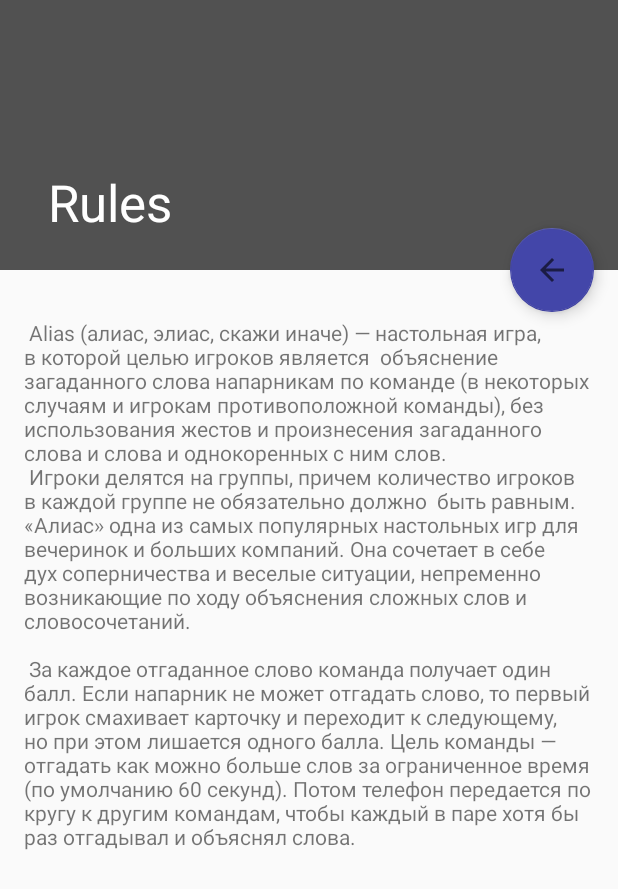
After one commit to Multizone/Alias_Project, an Android app: the Rules screen opened directly, with no data from a screen before it, on a phone screen of 412 x 824 dp. The commit adds this screen. Shown: the top 889 px of the screen. Run offline under Robolectric (Android 15) with nearby library versions, the phone set to English and light mode, and no system bars.

Commit message:
second commit

```diff
--- a/app/build.gradle
+++ b/app/build.gradle
@@ -10,6 +10,12 @@ android {
         versionName "1.0"
         testInstrumentationRunner "android.support.test.runner.AndroidJUnitRunner"
     }
+
+    lintOptions {
+        disable 'GoogleAppIndexingWarning'
+        baseline file("lint-baseline.xml")
+    }
+
     buildTypes {
         release {
             minifyEnabled false
--- /dev/null
+++ b/app/src/main/java/aliasproject/com/alias/Rules.java
@@ -0,0 +1,27 @@
+package aliasproject.com.alias;
+
+import android.os.Bundle;
+import android.support.design.widget.FloatingActionButton;
+import android.support.design.widget.Snackbar;
+import android.support.v7.app.AppCompatActivity;
+import android.support.v7.widget.Toolbar;
+import android.view.View;
+
+public class Rules extends AppCompatActivity {
+
+    @Override
+    protected void onCreate(Bundle savedInstanceState) {
+        super.onCreate(savedInstanceState);
+        setContentView(R.layout.activity_rules);
+        Toolbar toolbar = (Toolbar) findViewById(R.id.toolbar);
+        setSupportActionBar(toolbar);
+
+        FloatingActionButton fab = (FloatingActionButton) findViewById(R.id.fab);
+        fab.setOnClickListener(new View.OnClickListener() {
+            @Override
+            public void onClick(View view) {
+                Snackbar.make(view, "Replace with your own action", Snackbar.LENGTH_LONG).setAction("Action", null).show();
+            }
+        });
+    }
+}
--- a/app/src/main/res/layout/activity_main.xml
+++ b/app/src/main/res/layout/activity_main.xml
@@ -4,6 +4,7 @@
     xmlns:tools="http://schemas.android.com/tools"
     android:layout_width="match_parent"
     android:layout_height="match_parent"
+    android:orientation="vertical"
     tools:context=".MainActivity">
 
     <TextView
@@ -57,6 +58,7 @@
 
     <Button
         android:id="@+id/rules_btn"
+        android:onClick="openRules"
         android:layout_width="match_parent"
         android:layout_height="wrap_content"
         android:layout_marginStart="8dp"
--- /dev/null
+++ b/app/src/main/res/layout/activity_rules.xml
@@ -0,0 +1,48 @@
+<?xml version="1.0" encoding="utf-8"?>
+<android.support.design.widget.CoordinatorLayout xmlns:android="http://schemas.android.com/apk/res/android"
+    xmlns:app="http://schemas.android.com/apk/res-auto"
+    xmlns:tools="http://schemas.android.com/tools"
+    android:layout_width="match_parent"
+    android:layout_height="match_parent"
+    android:fitsSystemWindows="true"
+    tools:context=".Rules">
+
+    <android.support.design.widget.AppBarLayout
+        android:id="@+id/app_bar"
+        android:layout_width="match_parent"
+        android:layout_height="@dimen/app_bar_height"
+        android:fitsSystemWindows="true"
+        android:theme="@style/AppTheme.AppBarOverlay">
+
+        <android.support.design.widget.CollapsingToolbarLayout
+            android:id="@+id/toolbar_layout"
+            android:layout_width="match_parent"
+            android:layout_height="match_parent"
+            android:fitsSystemWindows="true"
+            app:contentScrim="?attr/colorPrimary"
+            app:layout_scrollFlags="scroll|exitUntilCollapsed"
+            app:toolbarId="@+id/toolbar">
+
+            <android.support.v7.widget.Toolbar
+                android:id="@+id/toolbar"
+                android:layout_width="match_parent"
+                android:layout_height="?attr/actionBarSize"
+                app:layout_collapseMode="pin"
+                app:popupTheme="@style/AppTheme.PopupOverlay" />
+
+        </android.support.design.widget.CollapsingToolbarLayout>
+    </android.support.design.widget.AppBarLayout>
+
+    <include layout="@layout/content_rules" />
+
+    <android.support.design.widget.FloatingActionButton
+        android:id="@+id/fab"
+        android:layout_width="wrap_content"
+        android:layout_height="wrap_content"
+        android:layout_margin="@dimen/fab_margin"
+        app:backgroundTint="@color/colorBlue"
+        app:layout_anchor="@id/app_bar"
+        app:layout_anchorGravity="bottom|end"
+        app:srcCompat="?attr/actionModeCloseDrawable" />
+
+</android.support.design.widget.CoordinatorLayout>
--- /dev/null
+++ b/app/src/main/res/layout/content_rules.xml
@@ -0,0 +1,17 @@
+<?xml version="1.0" encoding="utf-8"?>
+<android.support.v4.widget.NestedScrollView xmlns:android="http://schemas.android.com/apk/res/android"
+    xmlns:app="http://schemas.android.com/apk/res-auto"
+    xmlns:tools="http://schemas.android.com/tools"
+    android:layout_width="match_parent"
+    android:layout_height="match_parent"
+    app:layout_behavior="@string/appbar_scrolling_view_behavior"
+    tools:context=".Rules"
+    tools:showIn="@layout/activity_rules">
+
+    <TextView
+        android:layout_width="wrap_content"
+        android:layout_height="wrap_content"
+        android:layout_margin="@dimen/text_margin"
+        android:text="@string/rules"/>
+
+</android.support.v4.widget.NestedScrollView>
--- a/app/src/main/res/values/colors.xml
+++ b/app/src/main/res/values/colors.xml
@@ -3,4 +3,5 @@
     <color name="colorPrimary">#515151</color>
     <color name="colorPrimaryDark">#515151</color>
     <color name="colorAccent">#D81B60</color>
+    <color name="colorBlue">#4346A9</color>
 </resources>
--- a/app/src/main/res/values/strings.xml
+++ b/app/src/main/res/values/strings.xml
@@ -1,6 +1,24 @@
 <resources>
     <string name="app_name">Alias</string>
     <string name="title_activity_main">MainActivity</string>
+    <string name="rules">
+        \n
+
+        "Alias (алиас, элиас, скажи иначе) — настольная игра, в которой целью игроков является "
+        "объяснение загаданного слова напарникам по команде (в некоторых случаям и игрокам"
+        "противоположной команды), без использования жестов и произнесения загаданного слова и"
+        "слова и однокоренных с ним слов. \n"
+        "Игроки делятся на группы, причем количество игроков в каждой группе не обязательно должно "
+        "быть равным. «Алиас» одна из самых популярных настольных игр для вечеринок и больших"
+        "компаний. Она сочетает в себе дух соперничества и веселые ситуации, непременно возникающие"
+        "по ходу объяснения сложных слов и словосочетаний. \n\n"
+        "За каждое отгаданное слово команда получает один балл. Если напарник не может отгадать"
+        "слово, то первый игрок смахивает карточку и переходит к следующему, но при этом лишается"
+        "одного балла. Цель команды — отгадать как можно больше слов за ограниченное время"
+        "(по умолчанию 60 секунд). Потом телефон передается по кругу к другим командам, чтобы"
+        "каждый в паре хотя бы раз отгадывал и объяснял слова."
+    </string>
+    <string name="title_activity_rules">Rules</string>
     <string name="large_text">
         "Material is the metaphor.\n\n"
 
```
Also changed, not shown: app/src/main/AndroidManifest.xml (+12 -3 lines), app/src/main/java/aliasproject/com/alias/MainActivity.java (+8 -0 lines), app/src/main/res/menu/menu_rules.xml (added, +10 -0 lines).
